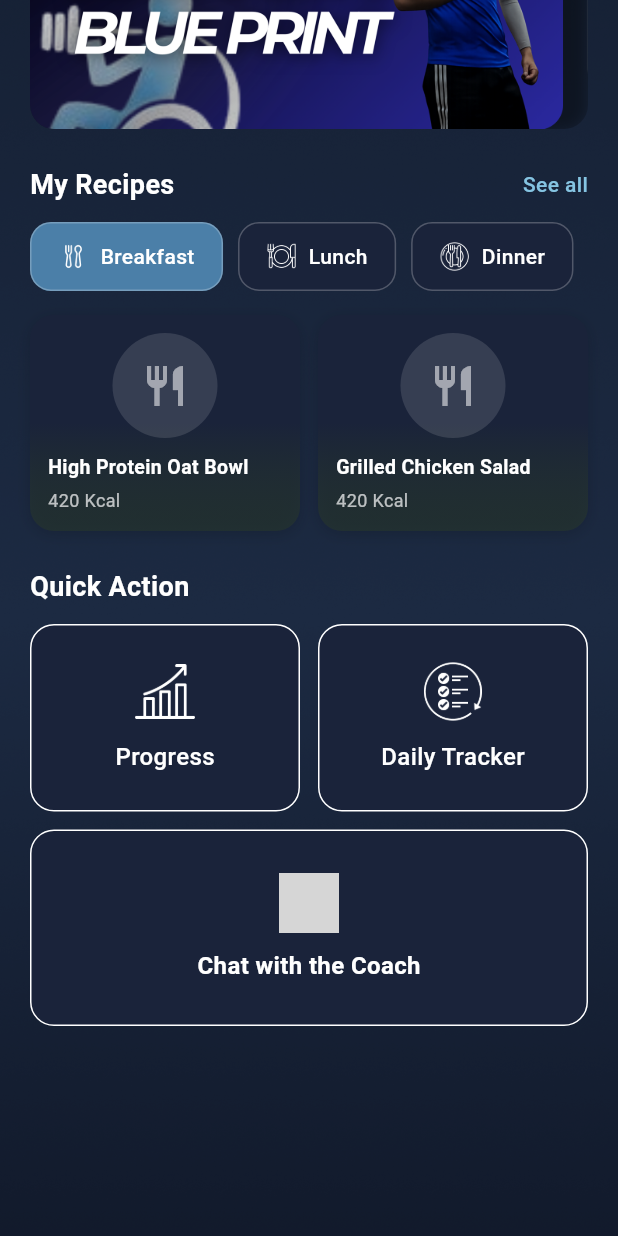
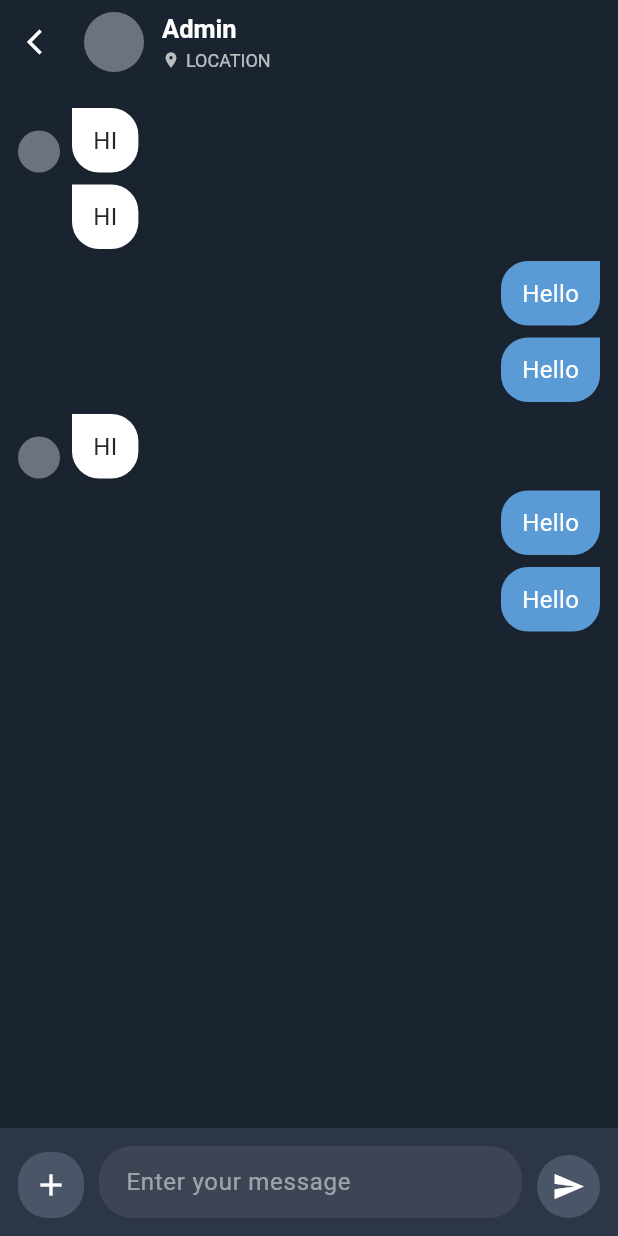
Before and after one commit to FSDTeam-SAA/flutter_disabilitymne, a Flutter app: the HomeScreen screen opened directly, scrolled down 402 dp, after a tap on "Chat with the Coach", on a phone screen of 412 x 824 dp. Run offline on Flutter 3.47's test engine with Material 3 defaults, Android fonts, the phone set to English and light mode, and no system bars; our stand-ins replace dartz, dio, get, image_picker, sleek_circular_slider, syncfusion_flutter_gauges; missing offline and left inert: app_pigeon; Roboto replaces fonts that are missing (NotoSansKR); grey boxes are pictures that could not be loaded.

Commit message:
chat add

```diff
--- /dev/null
+++ b/lib/features/chat/presentation/chat_with_admin_screen.dart
@@ -0,0 +1,327 @@
+import 'package:flutter/material.dart';
+import 'package:get/get.dart';
+
+/// Chat with Admin screen matching the design:
+/// Dark blue background, app bar with avatar + Admin + LOCATION,
+/// incoming (white) / outgoing (light blue) bubbles, input bar with + and send.
+class ChatWithAdminScreen extends StatefulWidget {
+  const ChatWithAdminScreen({super.key});
+
+  @override
+  State<ChatWithAdminScreen> createState() => _ChatWithAdminScreenState();
+}
+
+class _ChatWithAdminScreenState extends State<ChatWithAdminScreen> {
+  final TextEditingController _messageController = TextEditingController();
+  final ScrollController _scrollController = ScrollController();
+  final List<ChatMessage> _messages = [
+    ChatMessage(text: 'HI', isFromAdmin: true),
+    ChatMessage(text: 'HI', isFromAdmin: true),
+    ChatMessage(text: 'Hello', isFromAdmin: false),
+    ChatMessage(text: 'Hello', isFromAdmin: false),
+    ChatMessage(text: 'HI', isFromAdmin: true),
+    ChatMessage(text: 'Hello', isFromAdmin: false),
+    ChatMessage(text: 'Hello', isFromAdmin: false),
+  ];
+
+  static const Color _scaffoldBg = Color(0xFF1A2430);
+  static const Color _incomingBubbleBg = Color(0xFFFFFFFF);
+  static const Color _outgoingBubbleBg = Color(0xFF5B9BD5);
+  static const Color _inputBarBg = Color(0xFF2D3644);
+  static const Color _inputFieldBg = Color(0xFF3D4554);
+  static const Color _avatarGray = Color(0xFF6B7280);
+  static const Color _sendButtonBg = Color(0xFF4A5568);
+
+  @override
+  void dispose() {
+    _messageController.dispose();
+    _scrollController.dispose();
+    super.dispose();
+  }
+
+  void _sendMessage() {
+    final text = _messageController.text.trim();
+    if (text.isEmpty) return;
+    setState(() {
+      _messages.add(ChatMessage(text: text, isFromAdmin: false));
+      _messageController.clear();
+    });
+    Future.microtask(() {
+      if (_scrollController.hasClients) {
+        _scrollController.animateTo(
+          _scrollController.position.maxScrollExtent,
+          duration: const Duration(milliseconds: 200),
+          curve: Curves.easeOut,
+        );
+      }
+    });
+  }
+
+  @override
+  Widget build(BuildContext context) {
+    return Scaffold(
+      backgroundColor: _scaffoldBg,
+      appBar: _buildAppBar(),
+      body: Column(
+        children: [
+          Expanded(child: _buildMessageList()),
+          _buildInputBar(),
+        ],
+      ),
+    );
+  }
+
+  PreferredSizeWidget _buildAppBar() {
+    return AppBar(
+      backgroundColor: _scaffoldBg,
+      elevation: 0,
+      leading: IconButton(
+        icon: const Icon(Icons.arrow_back_ios, color: Colors.white, size: 20),
+        onPressed: () => Get.back(),
+      ),
+      titleSpacing: 0,
+      title: Row(
+        children: [
+          Container(
+            width: 40,
+            height: 40,
+            decoration: const BoxDecoration(
+              color: _avatarGray,
+              shape: BoxShape.circle,
+            ),
+          ),
+          const SizedBox(width: 12),
+          Column(
+            crossAxisAlignment: CrossAxisAlignment.start,
+            mainAxisSize: MainAxisSize.min,
+            children: [
+              const Text(
+                'Admin',
+                style: TextStyle(
+                  color: Colors.white,
+                  fontSize: 17,
+                  fontWeight: FontWeight.bold,
+                ),
+              ),
+              const SizedBox(height: 2),
+              Row(
+                children: [
+                  Icon(Icons.location_on, size: 12, color: Colors.white.withOpacity(0.7)),
+                  const SizedBox(width: 4),
+                  Text(
+                    'LOCATION',
+                    style: TextStyle(
+                      color: Colors.white.withOpacity(0.7),
+                      fontSize: 12,
+                    ),
+                  ),
+                ],
+              ),
+            ],
+          ),
+        ],
+      ),
+    );
+  }
+
+  Widget _buildMessageList() {
+    return ListView.builder(
+      controller: _scrollController,
+      padding: const EdgeInsets.symmetric(horizontal: 12, vertical: 16),
+      itemCount: _messages.length,
+      itemBuilder: (context, index) {
+        final msg = _messages[index];
+        final showAvatar = msg.isFromAdmin &&
+            (index == 0 || _messages[index - 1].isFromAdmin == false);
+        return _MessageBubble(
+          message: msg,
+          showAvatar: showAvatar,
+          incomingBubbleBg: _incomingBubbleBg,
+          outgoingBubbleBg: _outgoingBubbleBg,
+          avatarColor: _avatarGray,
+        );
+      },
+    );
+  }
+
+  Widget _buildInputBar() {
+    return Container(
+      padding: EdgeInsets.fromLTRB(12, 12, 12, 12 + MediaQuery.of(context).padding.bottom),
+      color: _inputBarBg,
+      child: SafeArea(
+        top: false,
+        child: Row(
+          crossAxisAlignment: CrossAxisAlignment.end,
+          children: [
+            Material(
+              color: _sendButtonBg,
+              borderRadius: BorderRadius.circular(20),
+              child: InkWell(
+                onTap: () {},
+                borderRadius: BorderRadius.circular(20),
+                child: const Padding(
+                  padding: EdgeInsets.all(10),
+                  child: Icon(Icons.add, color: Colors.white, size: 24),
+                ),
+              ),
+            ),
+            const SizedBox(width: 10),
+            Expanded(
+              child: Container(
+                constraints: const BoxConstraints(minHeight: 44, maxHeight: 120),
+                decoration: BoxDecoration(
+                  color: _inputFieldBg,
+                  borderRadius: BorderRadius.circular(22),
+                ),
+                child: TextField(
+                  controller: _messageController,
+                  style: const TextStyle(color: Colors.white, fontSize: 16),
+                  decoration: InputDecoration(
+                    hintText: 'Enter your message',
+                    hintStyle: TextStyle(color: Colors.white.withOpacity(0.5), fontSize: 16),
+                    border: InputBorder.none,
+                    contentPadding: const EdgeInsets.symmetric(
+                      horizontal: 18,
+                      vertical: 12,
+                    ),
+                  ),
+                  maxLines: null,
+                  textInputAction: TextInputAction.send,
+                  onSubmitted: (_) => _sendMessage(),
+                ),
+              ),
+            ),
+            const SizedBox(width: 10),
+            Material(
+              color: _sendButtonBg,
+              borderRadius: BorderRadius.circular(22),
+              child: InkWell(
+                onTap: _sendMessage,
+                borderRadius: BorderRadius.circular(22),
+                child: const Padding(
+                  padding: EdgeInsets.all(10),
+                  child: Icon(Icons.send, color: Colors.white, size: 22),
+                ),
+              ),
+            ),
+          ],
+        ),
+      ),
+    );
+  }
+}
+
+class ChatMessage {
+  final String text;
+  final bool isFromAdmin;
+
+  ChatMessage({required this.text, required this.isFromAdmin});
+}
+
+class _MessageBubble extends StatelessWidget {
+  final ChatMessage message;
+  final bool showAvatar;
+  final Color incomingBubbleBg;
+  final Color outgoingBubbleBg;
+  final Color avatarColor;
+
+  const _MessageBubble({
+    required this.message,
+    required this.showAvatar,
+    required this.incomingBubbleBg,
+    required this.outgoingBubbleBg,
+    required this.avatarColor,
+  });
+
+  @override
+  Widget build(BuildContext context) {
+    if (message.isFromAdmin) {
+      return Padding(
+        padding: const EdgeInsets.only(bottom: 8),
+        child: Row(
+          crossAxisAlignment: CrossAxisAlignment.end,
+          children: [
+            if (showAvatar)
+              Container(
+                width: 28,
+                height: 28,
+                margin: const EdgeInsets.only(right: 8),
+                decoration: BoxDecoration(
+                  color: avatarColor,
+                  shape: BoxShape.circle,
+                ),
+              )
+            else
+              const SizedBox(width: 36),
+            Flexible(
+              child: Container(
+                padding: const EdgeInsets.symmetric(horizontal: 14, vertical: 10),
+                decoration: BoxDecoration(
+                  color: incomingBubbleBg,
+                  borderRadius: BorderRadius.only(
+                    topLeft: Radius.zero,
+                    topRight: const Radius.circular(18),
+                    bottomLeft: const Radius.circular(18),
+                    bottomRight: const Radius.circular(18),
+                  ),
+                  boxShadow: [
+                    BoxShadow(
+                      color: Colors.black.withOpacity(0.06),
+                      blurRadius: 4,
+                      offset: const Offset(0, 1),
+                    ),
+                  ],
+                ),
+                child: Text(
+                  message.text,
+                  style: const TextStyle(
+                    color: Color(0xFF25272D),
+                    fontSize: 16,
+                  ),
+                ),
+              ),
+            ),
+          ],
+        ),
+      );
+    }
+
+    return Padding(
+      padding: const EdgeInsets.only(bottom: 8),
+      child: Row(
+        mainAxisAlignment: MainAxisAlignment.end,
+        crossAxisAlignment: CrossAxisAlignment.end,
+        children: [
+          Flexible(
+            child: Container(
+              padding: const EdgeInsets.symmetric(horizontal: 14, vertical: 10),
+              decoration: BoxDecoration(
+                color: outgoingBubbleBg,
+                borderRadius: const BorderRadius.only(
+                  topLeft: Radius.circular(18),
+                  topRight: Radius.zero,
+                  bottomLeft: Radius.circular(18),
+                  bottomRight: Radius.circular(18),
+                ),
+                boxShadow: [
+                  BoxShadow(
+                    color: Colors.black.withOpacity(0.06),
+                    blurRadius: 4,
+                    offset: const Offset(0, 1),
+                  ),
+                ],
+              ),
+              child: Text(
+                message.text,
+                style: const TextStyle(
+                  color: Colors.white,
+                  fontSize: 16,
+                ),
+              ),
+            ),
+          ),
+        ],
+      ),
+    );
+  }
+}
--- a/lib/features/home/presentation/home_screen.dart
+++ b/lib/features/home/presentation/home_screen.dart
@@ -1,5 +1,6 @@
 import 'package:disabilitymne/core/theme/app_colors.dart';
 import 'package:disabilitymne/features/auth/presentation/widgets/background_image.dart';
+import 'package:disabilitymne/features/chat/presentation/chat_with_admin_screen.dart';
 import 'package:disabilitymne/features/daily_tracker/presentation/daily_tracker_screen.dart';
 import 'package:disabilitymne/features/progress/presentation/progress_screen.dart';
 import 'package:flutter/material.dart';
@@ -606,7 +607,9 @@ class _HomeScreenState extends State<HomeScreen> {
     return Material(
       color: Colors.transparent,
       child: InkWell(
-        onTap: () {},
+        onTap: () {
+             Get.to(() => const ChatWithAdminScreen());
+        },
         borderRadius: BorderRadius.circular(16),
         child: Container(
           width: double.infinity,
@@ -626,7 +629,7 @@ class _HomeScreenState extends State<HomeScreen> {
                   'assets/image/chat_icon.png',
                   fit: BoxFit.contain,
                   // If asset missing, fall back to icon
-                  errorBuilder: (_, __, ___) => Icon(
+                  errorBuilder: (_, _, _) => Icon(
                     Icons.chat_bubble_outline_rounded,
                     color: AppColors.primaryText,
                     size: 24,
--- a/lib/features/profile/presentation/profile_screen.dart
+++ b/lib/features/profile/presentation/profile_screen.dart
@@ -4,6 +4,7 @@ import 'package:disabilitymne/features/onboarding/choose_plan_screen.dart';
 import 'package:disabilitymne/features/profile/controller/profile_controller.dart';
 import 'package:disabilitymne/features/profile/presentation/change_password_screen.dart';
 import 'package:disabilitymne/features/profile/presentation/daily_notes_screen.dart';
+import 'package:disabilitymne/features/chat/presentation/chat_with_admin_screen.dart';
 import 'package:disabilitymne/features/profile/presentation/help_support_screen.dart';
 import 'package:disabilitymne/features/profile/presentation/language_accessibility_screen.dart';
 import 'package:disabilitymne/features/profile/presentation/my_profile_screen.dart';
@@ -206,6 +207,14 @@ class _ProfileScreenState extends State<ProfileScreen> {
                           },
                         ),
                         _SettingsTile(
+                          icon: Icons.chat_bubble_outline,
+                          title: "Chat with Admin",
+                          subtitle: "Message support",
+                          onTap: () {
+                            Get.to(() => const ChatWithAdminScreen());
+                          },
+                        ),
+                        _SettingsTile(
                           icon: Icons.privacy_tip_outlined,
                           title: "Privacy & Legal",
                           subtitle: "Privacy policy & data",
```
